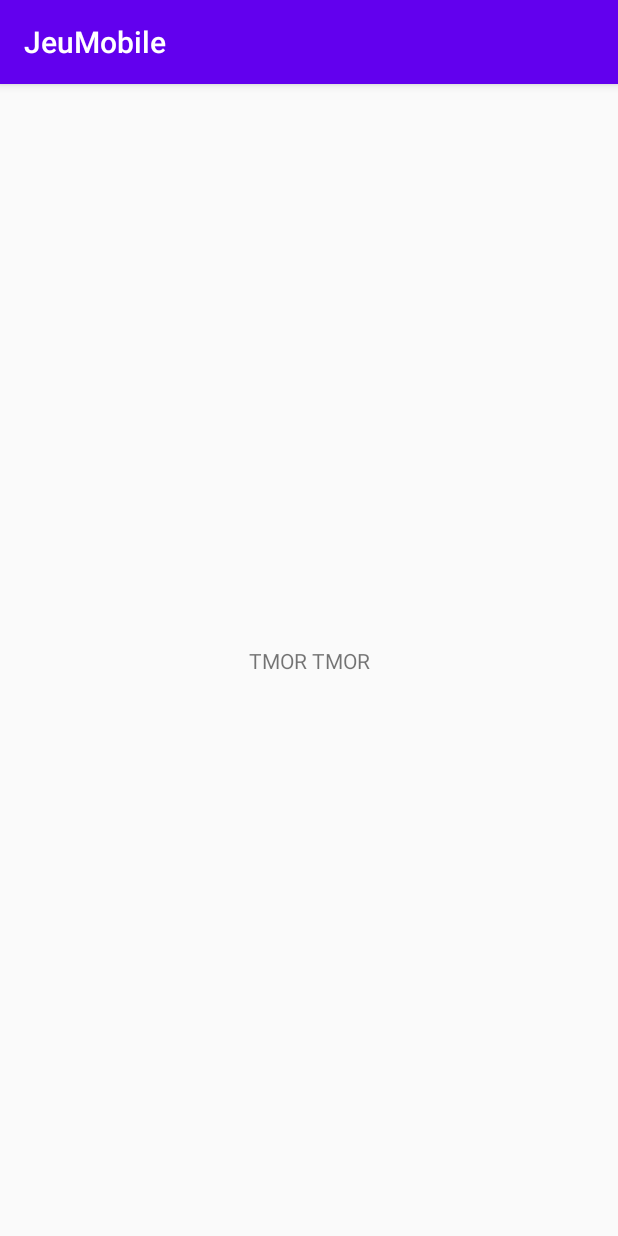
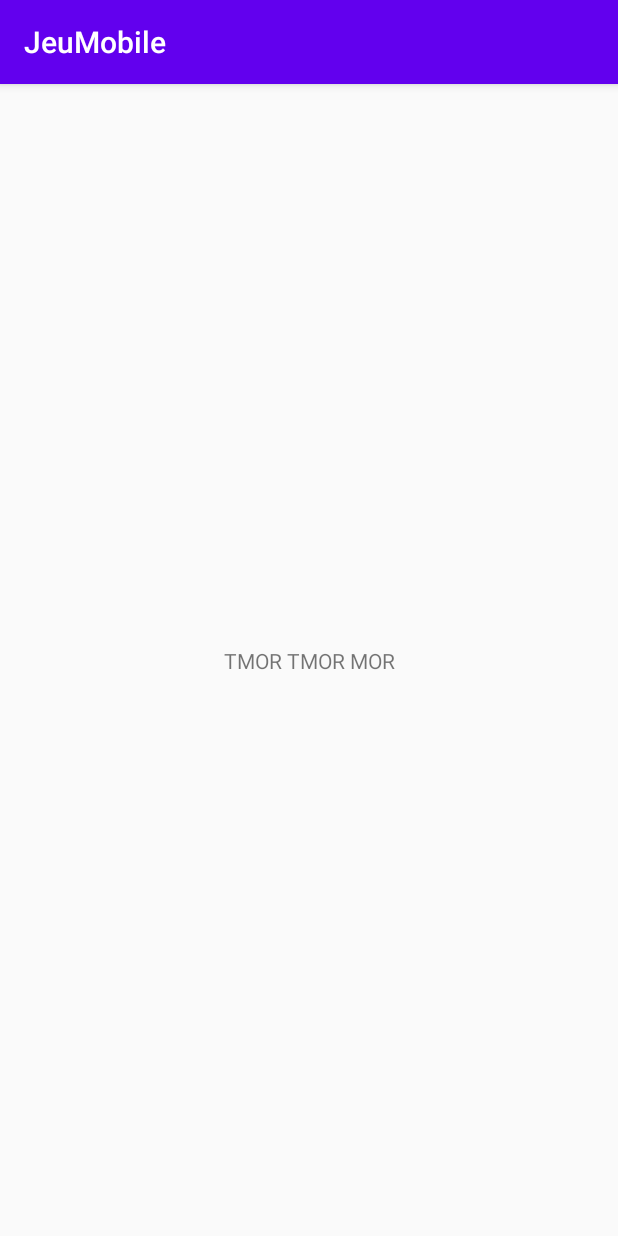
Before and after one commit to Misterblor/JeuMobile, an Android app: the screen it shows after launch (MainActivity), on a phone screen of 412 x 824 dp. Run offline under Robolectric (Android 15) with nearby library versions, the phone set to English and light mode, and no system bars.

Commit message:
Test Commit

```diff
--- a/app/src/main/res/layout/activity_main.xml
+++ b/app/src/main/res/layout/activity_main.xml
@@ -9,7 +9,7 @@
     <TextView
         android:layout_width="wrap_content"
         android:layout_height="wrap_content"
-        android:text="TMOR TMOR"
+        android:text="TMOR TMOR MOR"
         app:layout_constraintBottom_toBottomOf="parent"
         app:layout_constraintLeft_toLeftOf="parent"
         app:layout_constraintRight_toRightOf="parent"
```
